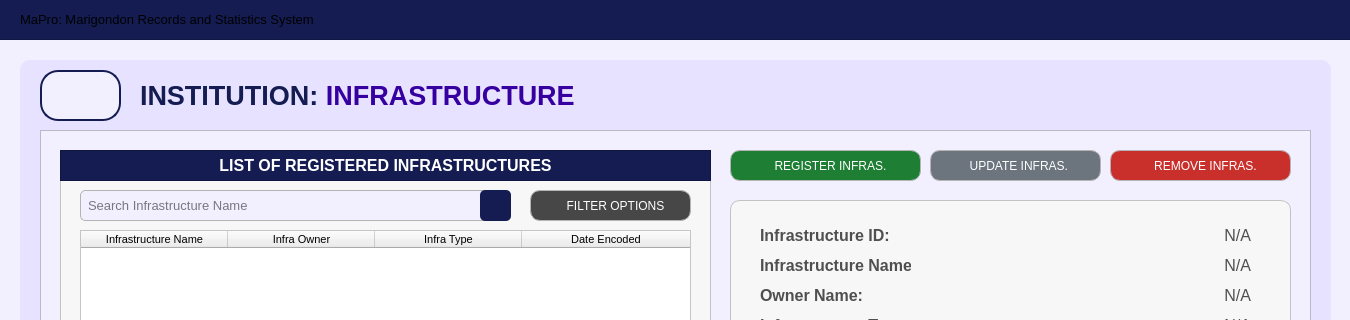
Yohhannn/Barangay-Records-Statistics-System, file Resources/UIs/MainPages/InstitutionPages/infrastructure.ui: the form before one commit; both pictures show x 0 to 1350 and y 0 to 320 of the 1350 by 850 pixel window.
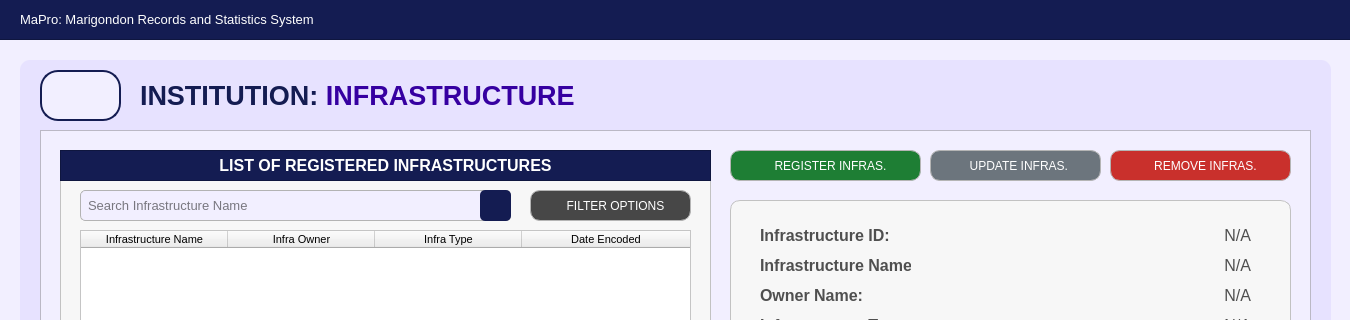
The form after the commit. Icons and pictures are not drawn.

Patch:
```diff
--- a/Resources/UIs/MainPages/InstitutionPages/infrastructure.ui
+++ b/Resources/UIs/MainPages/InstitutionPages/infrastructure.ui
@@ -70,7 +70,7 @@
     <property name="styleSheet">
      <string notr="true">#app_title {
 	background-color: transparent;
-	color: #white;
+	color: #FFFFFF;
 }
 </string>
     </property>
```
Left out of the diff: 24 changed lines with no effect on the pictures.
